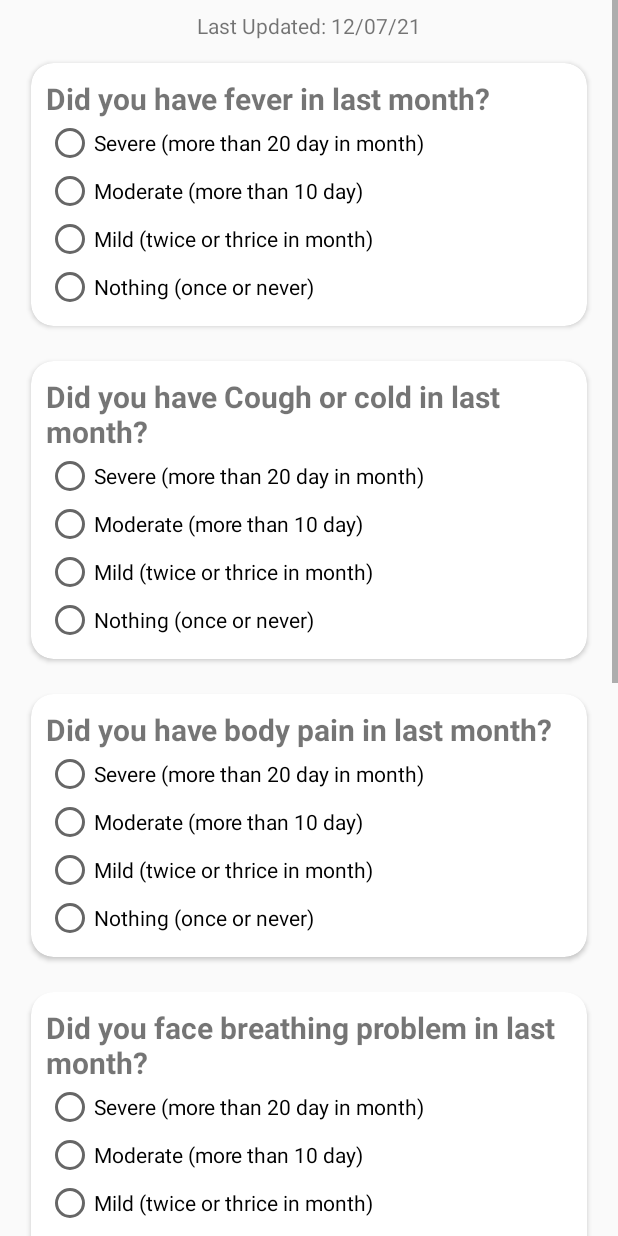
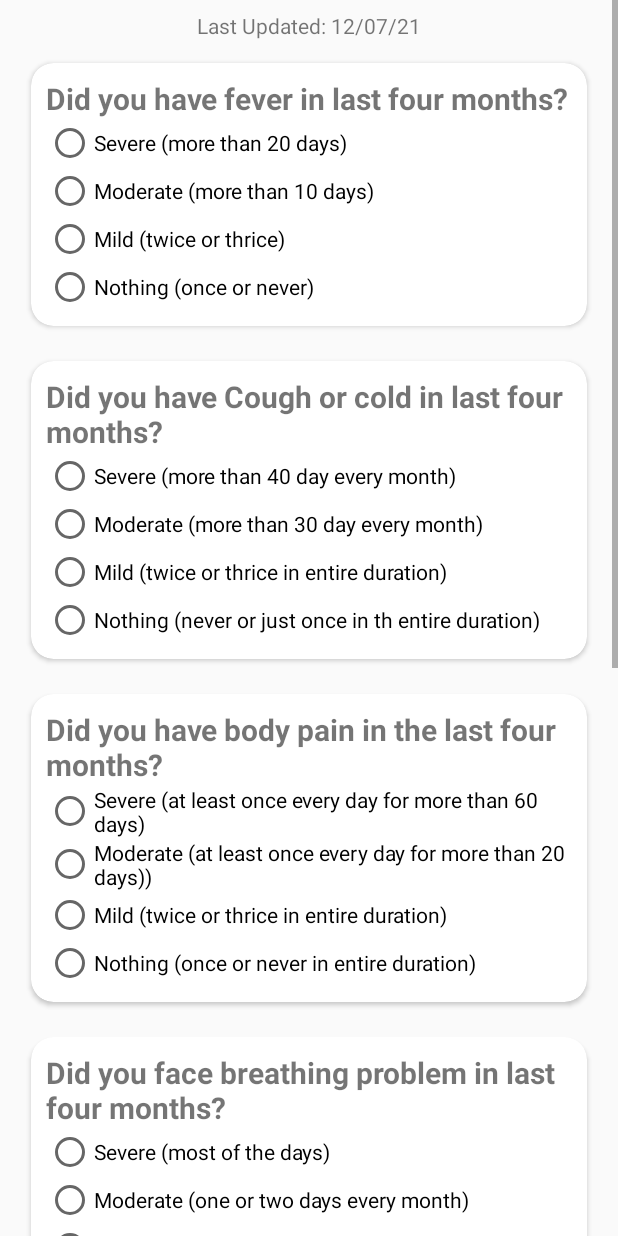
Before and after one commit to Software-Engineering-Semester-5-Project/Android-App, an Android app: the QuestionAnswerPage screen opened directly, with no data from a screen before it, on a phone screen of 412 x 824 dp. Run offline under Robolectric (Android 15) with nearby library versions, the phone set to English and light mode, and no system bars.

Commit message:
questions updated

```diff
--- a/app/src/main/res/layout/activity_question_answer_page.xml
+++ b/app/src/main/res/layout/activity_question_answer_page.xml
@@ -44,7 +44,7 @@
                 android:layout_height="match_parent"
                 android:textSize="20dp"
                 android:textStyle="bold"
-                android:text="Did you have fever in last month?" />
+                android:text="Did you have fever in last four months?" />
             <RadioGroup
                 android:id="@+id/fever"
                 android:layout_width="match_parent"
@@ -56,7 +56,7 @@
                     android:id="@+id/feverSever"
                     android:layout_width="match_parent"
                     android:layout_height="wrap_content"
-                    android:text="Severe (more than 20 day in month)"
+                    android:text="Severe (more than 20 days)"
                     app:layout_constraintEnd_toEndOf="parent"
                     app:layout_constraintStart_toStartOf="parent"
                     app:layout_constraintTop_toTopOf="parent"
@@ -66,7 +66,7 @@
                     android:id="@+id/feverModerate"
                     android:layout_width="match_parent"
                     android:layout_height="wrap_content"
-                    android:text="Moderate (more than 10 day)"
+                    android:text="Moderate (more than 10 days)"
                     app:layout_constraintEnd_toEndOf="parent"
                     app:layout_constraintHorizontal_bias="0.655"
                     app:layout_constraintStart_toStartOf="parent"
@@ -76,7 +76,7 @@
                     android:id="@+id/feverMild"
                     android:layout_width="match_parent"
                     android:layout_height="wrap_content"
-                    android:text="Mild (twice or thrice in month)"
+                    android:text="Mild (twice or thrice)"
                     app:layout_constraintEnd_toEndOf="parent"
                     app:layout_constraintHorizontal_bias="0.655"
                     app:layout_constraintStart_toStartOf="parent"
@@ -120,7 +120,7 @@
                 android:layout_height="match_parent"
                 android:textSize="20dp"
                 android:textStyle="bold"
-                android:text="Did you have Cough or cold in last month?" />
+                android:text="Did you have Cough or cold in last four months?" />
             <RadioGroup
                 android:id="@+id/cough"
                 android:layout_width="match_parent"
@@ -132,7 +132,7 @@
                     android:id="@+id/coughSever"
                     android:layout_width="match_parent"
                     android:layout_height="wrap_content"
-                    android:text="Severe (more than 20 day in month)"
+                    android:text="Severe (more than 40 day every month)"
                     app:layout_constraintEnd_toEndOf="parent"
                     app:layout_constraintStart_toStartOf="parent"
                     app:layout_constraintTop_toTopOf="parent"
@@ -142,7 +142,7 @@
                     android:id="@+id/coughModerate"
                     android:layout_width="match_parent"
                     android:layout_height="wrap_content"
-                    android:text="Moderate (more than 10 day)"
+                    android:text="Moderate (more than 30 day every month)"
                     app:layout_constraintEnd_toEndOf="parent"
                     app:layout_constraintHorizontal_bias="0.655"
                     app:layout_constraintStart_toStartOf="parent"
@@ -152,7 +152,7 @@
                     android:id="@+id/coughMild"
                     android:layout_width="match_parent"
                     android:layout_height="wrap_content"
-                    android:text="Mild (twice or thrice in month)"
+                    android:text="Mild (twice or thrice in entire duration)"
                     app:layout_constraintEnd_toEndOf="parent"
                     app:layout_constraintHorizontal_bias="0.655"
                     app:layout_constraintStart_toStartOf="parent"
@@ -162,7 +162,7 @@
                     android:id="@+id/coughNothing"
                     android:layout_width="match_parent"
                     android:layout_height="wrap_content"
-                    android:text="Nothing (once or never)"
+                    android:text="Nothing (never or just once in th entire duration)"
                     app:layout_constraintEnd_toEndOf="parent"
                     app:layout_constraintHorizontal_bias="0.949"
                     app:layout_constraintStart_toStartOf="parent"
@@ -196,7 +196,7 @@
                 android:layout_height="match_parent"
                 android:textSize="20dp"
                 android:textStyle="bold"
-                android:text="Did you have body pain in last month?" />
+                android:text="Did you have body pain in the last four months?" />
             <RadioGroup
                 android:id="@+id/bodyPain"
                 android:layout_width="match_parent"
@@ -208,7 +208,7 @@
                     android:id="@+id/bodyPainSever"
                     android:layout_width="match_parent"
                     android:layout_height="wrap_content"
-                    android:text="Severe (more than 20 day in month)"
+                    android:text="Severe (at least once every day for more than 60 days)"
                     app:layout_constraintEnd_toEndOf="parent"
                     app:layout_constraintStart_toStartOf="parent"
                     app:layout_constraintTop_toTopOf="parent"
@@ -218,7 +218,7 @@
                     android:id="@+id/bodyPainModerate"
                     android:layout_width="match_parent"
                     android:layout_height="wrap_content"
-                    android:text="Moderate (more than 10 day)"
+                    android:text="Moderate (at least once every day for more than 20 days))"
                     app:layout_constraintEnd_toEndOf="parent"
                     app:layout_constraintHorizontal_bias="0.655"
                     app:layout_constraintStart_toStartOf="parent"
@@ -228,7 +228,7 @@
                     android:id="@+id/bodyPainMild"
                     android:layout_width="match_parent"
                     android:layout_height="wrap_content"
-                    android:text="Mild (twice or thrice in month)"
+                    android:text="Mild (twice or thrice in entire duration)"
                     app:layout_constraintEnd_toEndOf="parent"
                     app:layout_constraintHorizontal_bias="0.655"
                     app:layout_constraintStart_toStartOf="parent"
@@ -238,7 +238,7 @@
                     android:id="@+id/bodyPainNothing"
                     android:layout_width="match_parent"
                     android:layout_height="wrap_content"
-                    android:text="Nothing (once or never)"
+                    android:text="Nothing (once or never in entire duration)"
                     app:layout_constraintEnd_toEndOf="parent"
                     app:layout_constraintHorizontal_bias="0.949"
                     app:layout_constraintStart_toStartOf="parent"
@@ -272,7 +272,7 @@
                 android:layout_height="match_parent"
                 android:textSize="20dp"
                 android:textStyle="bold"
-                android:text="Did you face breathing problem in last month?" />
+                android:text="Did you face breathing problem in last four months?" />
             <RadioGroup
                 android:id="@+id/breathingProblem"
                 android:layout_width="match_parent"
@@ -284,7 +284,7 @@
                     android:id="@+id/breathingProblemSever"
                     android:layout_width="match_parent"
                     android:layout_height="wrap_content"
-                    android:text="Severe (more than 20 day in month)"
+                    android:text="Severe (most of the days)"
                     app:layout_constraintEnd_toEndOf="parent"
                     app:layout_constraintStart_toStartOf="parent"
                     app:layout_constraintTop_toTopOf="parent"
@@ -294,7 +294,7 @@
                     android:id="@+id/breathingProblemModerate"
                     android:layout_width="match_parent"
                     android:layout_height="wrap_content"
-                    android:text="Moderate (more than 10 day)"
+                    android:text="Moderate (one or two days every month)"
                     app:layout_constraintEnd_toEndOf="parent"
                     app:layout_constraintHorizontal_bias="0.655"
                     app:layout_constraintStart_toStartOf="parent"
@@ -304,7 +304,7 @@
                     android:id="@+id/breathingProblemMild"
                     android:layout_width="match_parent"
                     android:layout_height="wrap_content"
-                    android:text="Mild (twice or thrice in month)"
+                    android:text="Mild (twice or thrice in entire duration)"
                     app:layout_constraintEnd_toEndOf="parent"
                     app:layout_constraintHorizontal_bias="0.655"
                     app:layout_constraintStart_toStartOf="parent"
@@ -314,7 +314,7 @@
                     android:id="@+id/breathingProblemNothing"
                     android:layout_width="match_parent"
                     android:layout_height="wrap_content"
-                    android:text="Nothing (once or never)"
+                    android:text="Nothing (maybe once or not at all)"
                     app:layout_constraintEnd_toEndOf="parent"
                     app:layout_constraintHorizontal_bias="0.949"
                     app:layout_constraintStart_toStartOf="parent"
@@ -348,7 +348,7 @@
                 android:layout_height="match_parent"
                 android:textSize="20dp"
                 android:textStyle="bold"
-                android:text="Did you have any eye problem in the last month?" />
+                android:text="Did you have any eye problem in the last four months?" />
             <RadioGroup
                 android:id="@+id/eyeCheck"
                 android:layout_width="match_parent"
@@ -360,7 +360,7 @@
                     android:id="@+id/eyeCheckSever"
                     android:layout_width="match_parent"
                     android:layout_height="wrap_content"
-                    android:text="Severe (more than 20 day in month)"
+                    android:text="Severe (pains all day)"
                     app:layout_constraintEnd_toEndOf="parent"
                     app:layout_constraintStart_toStartOf="parent"
                     app:layout_constraintTop_toTopOf="parent"
@@ -370,7 +370,7 @@
                     android:id="@+id/eyeCheckModerate"
                     android:layout_width="match_parent"
                     android:layout_height="wrap_content"
-                    android:text="Moderate (more than 10 day)"
+                    android:text="Moderate (happens in frequent intervals)"
                     app:layout_constraintEnd_toEndOf="parent"
                     app:layout_constraintHorizontal_bias="0.655"
                     app:layout_constraintStart_toStartOf="parent"
@@ -380,7 +380,7 @@
                     android:id="@+id/eyeCheckMild"
                     android:layout_width="match_parent"
                     android:layout_height="wrap_content"
-                    android:text="Mild (twice or thrice in month)"
+                    android:text="Mild (maybe twice a week)"
                     app:layout_constraintEnd_toEndOf="parent"
                     app:layout_constraintHorizontal_bias="0.655"
                     app:layout_constraintStart_toStartOf="parent"
@@ -390,7 +390,7 @@
                     android:id="@+id/eyeCheckNothing"
                     android:layout_width="match_parent"
                     android:layout_height="wrap_content"
-                    android:text="Nothing (once or never)"
+                    android:text="Nothing (maybe once in last four months)"
                     app:layout_constraintEnd_toEndOf="parent"
                     app:layout_constraintHorizontal_bias="0.949"
                     app:layout_constraintStart_toStartOf="parent"
@@ -424,7 +424,7 @@
                 android:layout_height="match_parent"
                 android:textSize="20dp"
                 android:textStyle="bold"
-                android:text="Did you face any skin problem in the last month?" />
+                android:text="Did you face any skin problem in the last four months?" />
             <RadioGroup
                 android:id="@+id/skinCheck"
                 android:layout_width="match_parent"
@@ -436,7 +436,7 @@
                     android:id="@+id/skinCheckSever"
                     android:layout_width="match_parent"
                     android:layout_height="wrap_content"
-                    android:text="Severe (more than 20 day in month)"
+                    android:text="Severe (severe whole body infection)"
                     app:layout_constraintEnd_toEndOf="parent"
                     app:layout_constraintStart_toStartOf="parent"
                     app:layout_constraintTop_toTopOf="parent"
@@ -446,7 +446,7 @@
                     android:id="@+id/skinCheckModerate"
                     android:layout_width="match_parent"
                     android:layout_height="wrap_content"
-                    android:text="Moderate (more than 10 day)"
+                    android:text="Moderate (mild infection for few weeks)"
                     app:layout_constraintEnd_toEndOf="parent"
                     app:layout_constraintHorizontal_bias="0.655"
                     app:layout_constraintStart_toStartOf="parent"
@@ -456,7 +456,7 @@
                     android:id="@+id/skinCheckMild"
                     android:layout_width="match_parent"
                     android:layout_height="wrap_content"
-                    android:text="Mild (twice or thrice in month)"
+                    android:text="Mild (only a small part infected for a couple of days)"
                     app:layout_constraintEnd_toEndOf="parent"
                     app:layout_constraintHorizontal_bias="0.655"
                     app:layout_constraintStart_toStartOf="parent"
@@ -466,7 +466,7 @@
                     android:id="@+id/skinCheckNothing"
                     android:layout_width="match_parent"
                     android:layout_height="wrap_content"
-                    android:text="Nothing (once or never)"
+                    android:text="Nothing (cured within 48hours)"
                     app:layout_constraintEnd_toEndOf="parent"
                     app:layout_constraintHorizontal_bias="0.949"
                     app:layout_constraintStart_toStartOf="parent"
```
